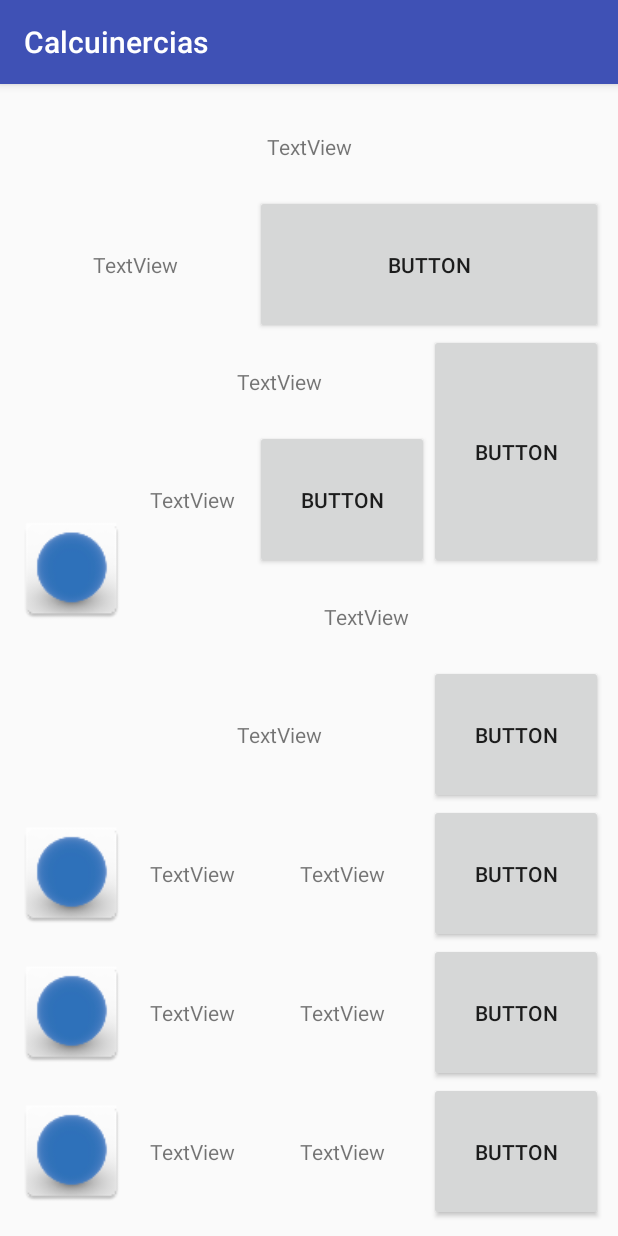
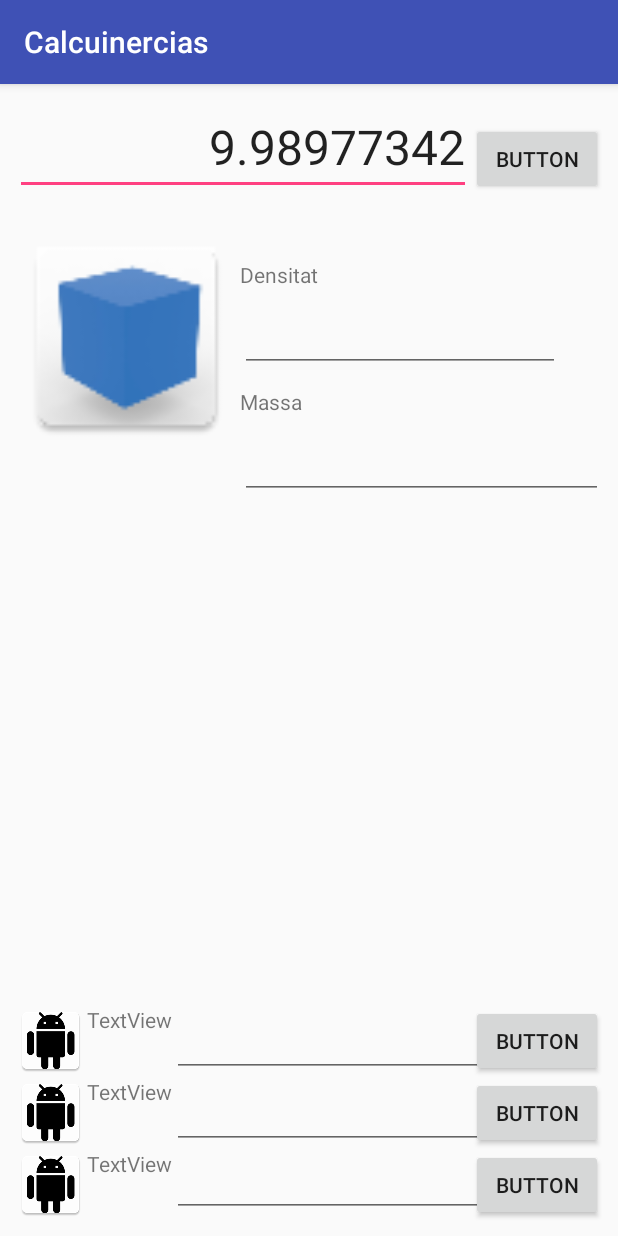
Before and after one commit to franrib/Calcuinercias, an Android app: the CalculatorActivity screen opened directly, with no data from a screen before it, on a phone screen of 412 x 824 dp. Run offline under Robolectric (Android 15) with nearby library versions, the phone set to English and light mode, and no system bars.

Commit message:
He creat layout alternatiu per a l'activitat de calcul. S'ha de revisar.

```diff
--- a/app/src/main/java/edu/upc/eet/pma/calcuinercias/Calcu1Activity.java
+++ b/app/src/main/java/edu/upc/eet/pma/calcuinercias/Calcu1Activity.java
@@ -11,6 +11,7 @@ import android.widget.ImageButton;
 
 
 public class Calcu1Activity extends AppCompatActivity {
+
 
     @Override
     protected void onCreate(Bundle savedInstanceState) {
@@ -33,6 +34,13 @@ public class Calcu1Activity extends AppCompatActivity {
          }
      });
 
+        btn_con.setOnClickListener(new View.OnClickListener() {
+            @Override
+            public void onClick(View v) {
+                Intent calcular = new Intent(Calcu1Activity.this,CalculatorActivity.class);
+                startActivity(calcular);
+            }
+        });
 
     }
 
--- a/app/src/main/java/edu/upc/eet/pma/calcuinercias/CalculatorActivity.java
+++ b/app/src/main/java/edu/upc/eet/pma/calcuinercias/CalculatorActivity.java
@@ -1,13 +1,50 @@
 package edu.upc.eet.pma.calcuinercias;
 
+import android.content.Intent;
+import android.support.v4.view.GestureDetectorCompat;
 import android.support.v7.app.AppCompatActivity;
 import android.os.Bundle;
+import android.view.GestureDetector;
+import android.view.MotionEvent;
+
 
 public class CalculatorActivity extends AppCompatActivity {
+
+    private GestureDetectorCompat gestureObject;
+
+
 
     @Override
     protected void onCreate(Bundle savedInstanceState) {
         super.onCreate(savedInstanceState);
-        setContentView(R.layout.activity_calculator);
+        setContentView(R.layout.activity_calculator_relative);
+
+
+        gestureObject = new GestureDetectorCompat(this, new LearnGesture());
+
+
+
+
+    }
+
+    @Override
+    public boolean onTouchEvent (MotionEvent event){
+        this.gestureObject.onTouchEvent(event);
+        return super.onTouchEvent(event);
+
+    }
+
+    class LearnGesture extends GestureDetector.SimpleOnGestureListener{
+
+    @Override
+
+        public boolean onFling (MotionEvent event1, MotionEvent event2, float velocityX, float velocityY){
+        if (event2.getX() < event1.getX()){
+            Intent enrrere = new Intent(CalculatorActivity.this, Calcu1Activity.class);
+            startActivity(enrrere);
+        }
+        return true;
+    }
+
     }
 }
--- a/app/src/main/res/layout/activity_calculator.xml
+++ b/app/src/main/res/layout/activity_calculator.xml
@@ -22,7 +22,7 @@
         android:layout_gravity="fill"
         android:gravity="center"
         android:scaleType="fitCenter"
-        android:layout_columnWeight="1"
+
         android:layout_rowWeight="1"
         />
 
--- /dev/null
+++ b/app/src/main/res/layout/activity_calculator_relative.xml
@@ -0,0 +1,207 @@
+<?xml version="1.0" encoding="utf-8"?>
+
+<RelativeLayout
+    xmlns:android="http://schemas.android.com/apk/res/android"
+    xmlns:app="http://schemas.android.com/apk/res-auto"
+    android:layout_width="match_parent"
+    android:layout_height="match_parent"
+    android:columnCount="8"
+    android:rowCount="14"
+    android:padding="10dp"
+    >
+
+
+    <ImageView
+        android:layout_width="150dp"
+        app:srcCompat="@mipmap/cub"
+        android:id="@+id/diagrama"
+        android:layout_below="@+id/resultat"
+        android:layout_alignParentLeft="true"
+        android:layout_alignParentStart="true"
+        android:layout_marginTop="20dp"
+        android:layout_height="150dp" />
+
+    <EditText
+        android:layout_width="wrap_content"
+        android:layout_height="wrap_content"
+        android:inputType="textPersonName"
+        android:text="9.98977342"
+        android:ems="10"
+        android:id="@+id/resultat"
+        android:layout_alignParentLeft="true"
+        android:layout_alignParentStart="true"
+        android:layout_toStartOf="@+id/units_amplada"
+        android:textSize="32sp"
+        android:textAlignment="textEnd"
+        android:gravity="end"
+        android:layout_toLeftOf="@+id/units_amplada" />
+
+    <TextView
+        android:text="Densitat"
+        android:layout_width="wrap_content"
+        android:layout_height="wrap_content"
+        android:layout_alignTop="@+id/diagrama"
+        android:layout_toRightOf="@+id/diagrama"
+        android:layout_toEndOf="@+id/diagrama"
+        android:layout_marginTop="23dp"
+        android:id="@+id/titol_densitat" />
+
+    <EditText
+        android:layout_width="wrap_content"
+        android:layout_height="wrap_content"
+        android:inputType="number"
+        android:ems="10"
+        android:layout_below="@+id/titol_densitat"
+        android:layout_toRightOf="@+id/diagrama"
+        android:id="@+id/valor_densitat"
+        android:layout_marginTop="10dp" />
+
+    <TextView
+        android:text="Massa"
+        android:layout_width="wrap_content"
+        android:layout_height="wrap_content"
+        android:layout_below="@+id/valor_densitat"
+        android:layout_toRightOf="@+id/diagrama"
+        android:layout_toEndOf="@+id/diagrama"
+        android:id="@+id/titol_massa"
+        android:layout_marginTop="10dp" />
+
+    <EditText
+        android:layout_width="wrap_content"
+        android:layout_height="wrap_content"
+        android:inputType="number"
+        android:ems="10"
+        android:layout_below="@+id/titol_massa"
+        android:layout_toRightOf="@+id/diagrama"
+        android:id="@+id/valor_massa"
+        android:layout_alignParentRight="true"
+        android:layout_alignParentEnd="true"
+        android:layout_marginTop="10dp" />
+
+    <ImageView
+        android:layout_width="wrap_content"
+        android:layout_height="wrap_content"
+        app:srcCompat="@mipmap/ic_launcher"
+        android:layout_alignParentBottom="true"
+        android:layout_alignParentLeft="true"
+        android:layout_alignParentStart="true"
+        android:id="@+id/im_altura" />
+
+    <Button
+        android:text="Button"
+        android:layout_width="wrap_content"
+        android:layout_height="wrap_content"
+        android:id="@+id/units_amplada"
+        android:layout_above="@+id/units_altura"
+        android:layout_alignParentRight="true"
+        android:layout_alignParentEnd="true" />
+
+    <Button
+        android:text="Button"
+        android:layout_width="wrap_content"
+        android:layout_height="wrap_content"
+        android:id="@+id/units_altura"
+        android:layout_alignParentBottom="true"
+        android:layout_alignParentRight="true"
+        android:layout_alignParentEnd="true" />
+
+    <Button
+        android:text="Button"
+        android:layout_width="wrap_content"
+        android:layout_height="wrap_content"
+        android:id="@+id/b_unitats_resultat"
+        android:layout_alignBottom="@+id/resultat"
+        android:layout_alignParentRight="true"
+        android:layout_alignParentEnd="true" />
+
+    <ImageView
+        android:layout_width="wrap_content"
+        android:layout_height="wrap_content"
+        app:srcCompat="@mipmap/ic_launcher"
+        android:layout_above="@+id/im_altura"
+        android:layout_alignParentLeft="true"
+        android:layout_alignParentStart="true"
+        android:id="@+id/im_amplada" />
+
+    <ImageView
+        android:layout_width="wrap_content"
+        android:layout_height="wrap_content"
+        app:srcCompat="@mipmap/ic_launcher"
+        android:layout_above="@+id/im_amplada"
+        android:layout_alignParentLeft="true"
+        android:layout_alignParentStart="true"
+        android:id="@+id/im_long" />
+
+    <Button
+        android:text="Button"
+        android:layout_width="wrap_content"
+        android:layout_height="wrap_content"
+        android:layout_above="@+id/units_amplada"
+        android:layout_alignParentRight="true"
+        android:layout_alignParentEnd="true"
+        android:id="@+id/units_long" />
+
+    <TextView
+        android:text="TextView"
+        android:layout_width="wrap_content"
+        android:layout_height="wrap_content"
+        android:layout_alignTop="@+id/im_long"
+        android:layout_toRightOf="@+id/im_long"
+        android:layout_toEndOf="@+id/im_long"
+        android:id="@+id/titol_long"
+        android:layout_above="@+id/im_amplada" />
+
+    <TextView
+        android:text="TextView"
+        android:layout_width="wrap_content"
+        android:layout_height="wrap_content"
+        android:layout_below="@+id/im_amplada"
+        android:layout_alignRight="@+id/titol_amplada"
+        android:layout_alignEnd="@+id/titol_amplada"
+        android:id="@+id/titol_altura"
+        android:layout_alignParentBottom="true" />
+
+    <EditText
+        android:layout_width="wrap_content"
+        android:layout_height="wrap_content"
+        android:inputType="number"
+        android:ems="10"
+        android:layout_below="@+id/units_amplada"
+        android:id="@+id/valor_altura"
+        android:layout_toLeftOf="@+id/units_amplada"
+        android:layout_toRightOf="@+id/titol_altura"
+        android:layout_toEndOf="@+id/titol_altura" />
+
+    <EditText
+        android:layout_width="wrap_content"
+        android:layout_height="wrap_content"
+        android:inputType="number"
+        android:ems="10"
+        android:layout_above="@+id/units_altura"
+        android:layout_toRightOf="@+id/titol_amplada"
+        android:layout_toEndOf="@+id/titol_amplada"
+        android:id="@+id/valor_amplada" />
+
+    <EditText
+        android:layout_width="wrap_content"
+        android:layout_height="wrap_content"
+        android:inputType="number"
+        android:ems="10"
+        android:layout_above="@+id/units_amplada"
+        android:layout_toRightOf="@+id/titol_long"
+        android:layout_toLeftOf="@id/units_long"
+        android:layout_toEndOf="@+id/titol_long"
+        android:id="@+id/valor_long" />
+
+    <TextView
+        android:text="TextView"
+        android:layout_width="wrap_content"
+        android:layout_height="wrap_content"
+        android:id="@+id/titol_amplada"
+        android:layout_below="@+id/im_long"
+        android:layout_toRightOf="@+id/im_amplada"
+
+        android:layout_toEndOf="@+id/im_amplada"
+        android:layout_above="@+id/im_altura" />
+
+</RelativeLayout>
```
